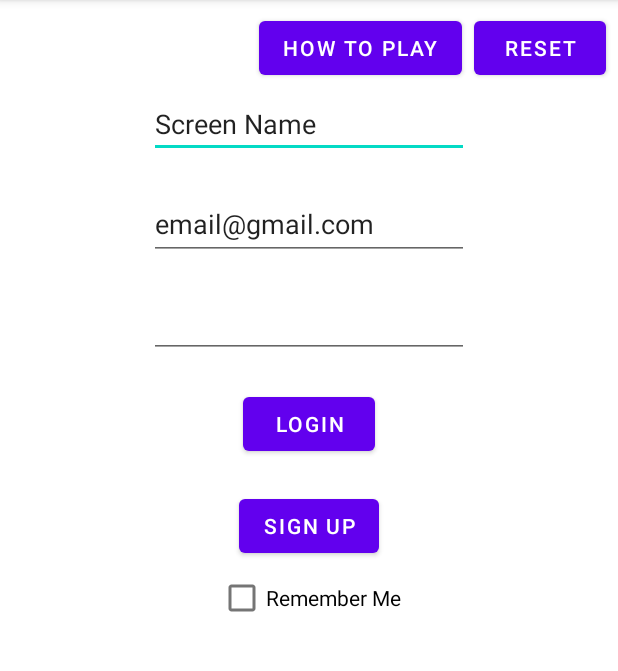
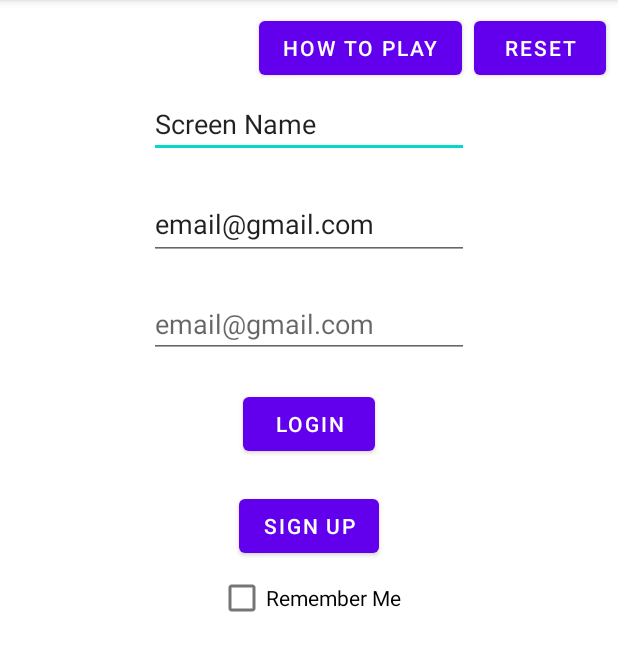
Before and after one commit to South-Dakota-Mines-Mobile-Development/OdeToBalloonsTowerDefence, an Android app: the screen it shows after launch (LoginActivity), on a phone screen of 412 x 824 dp, the part 84-755 px from its top. Run offline under Robolectric (Android 15) with nearby library versions, the phone set to English and light mode, and no system bars; our stand-ins replace Firebase (no records; nobody signed in at launch, a user with empty details on screens opened directly).

Commit message:
Removed errors

```diff
--- a/OdeToBallonsTowerDefence/app/src/main/java/edu/sdsmt/team4/odetoballonstowerdefence/LoginActivity.java
+++ b/OdeToBallonsTowerDefence/app/src/main/java/edu/sdsmt/team4/odetoballonstowerdefence/LoginActivity.java
@@ -42,7 +42,6 @@ public class LoginActivity extends AppCompatActivity {
         String screenname = sharedPreferences.getString("screenname", "Screen Name");
         String email = sharedPreferences.getString("email", "email@gmail.com");
         String password = sharedPreferences.getString("password", "");
-        Boolean checkboxChecked = sharedPreferences.getBoolean("checked", false);
 
         this.usernameText = findViewById(R.id.usernameInput);
         this.passwordText = findViewById(R.id.passwordInput);
--- a/OdeToBallonsTowerDefence/app/src/main/java/edu/sdsmt/team4/odetoballonstowerdefence/MainActivity.java
+++ b/OdeToBallonsTowerDefence/app/src/main/java/edu/sdsmt/team4/odetoballonstowerdefence/MainActivity.java
@@ -116,10 +116,8 @@ import androidx.appcompat.app.AppCompatActivity;
 import android.content.Intent;
 import android.media.MediaPlayer;
 import android.os.Bundle;
-import android.view.View;
 import android.widget.ArrayAdapter;
 import android.widget.Spinner;
-import android.widget.TextView;
 
 import java.util.Objects;
 
--- a/OdeToBallonsTowerDefence/app/src/main/res/layout/activity_login.xml
+++ b/OdeToBallonsTowerDefence/app/src/main/res/layout/activity_login.xml
@@ -11,6 +11,7 @@
 
         <EditText
             android:id="@+id/usernameInput"
+            android:hint="@string/username_hint"
             android:layout_width="wrap_content"
             android:layout_height="wrap_content"
             android:layout_marginTop="20dp"
@@ -25,6 +26,7 @@
 
         <EditText
             android:id="@+id/passwordInput"
+            android:hint="@string/username_hint"
             android:layout_width="wrap_content"
             android:layout_height="wrap_content"
             android:layout_marginTop="20dp"
@@ -32,7 +34,8 @@
             android:inputType="textPassword"
             app:layout_constraintEnd_toEndOf="parent"
             app:layout_constraintStart_toStartOf="parent"
-            app:layout_constraintTop_toBottomOf="@+id/usernameInput" />
+            app:layout_constraintTop_toBottomOf="@+id/usernameInput"
+            android:autofillHints="" />
 
         <Button
             android:id="@+id/login"
@@ -75,6 +78,7 @@
 
         <EditText
             android:id="@+id/screenNameInput"
+            android:hint="@string/username_hint"
             android:layout_width="wrap_content"
             android:layout_height="wrap_content"
             android:layout_marginTop="60dp"
@@ -83,7 +87,8 @@
             android:text="@string/screen_name"
             app:layout_constraintEnd_toEndOf="parent"
             app:layout_constraintStart_toStartOf="parent"
-            app:layout_constraintTop_toTopOf="parent" />
+            app:layout_constraintTop_toTopOf="parent"
+            android:autofillHints="" />
 
         <Button
             android:id="@+id/howToPlay"
```
